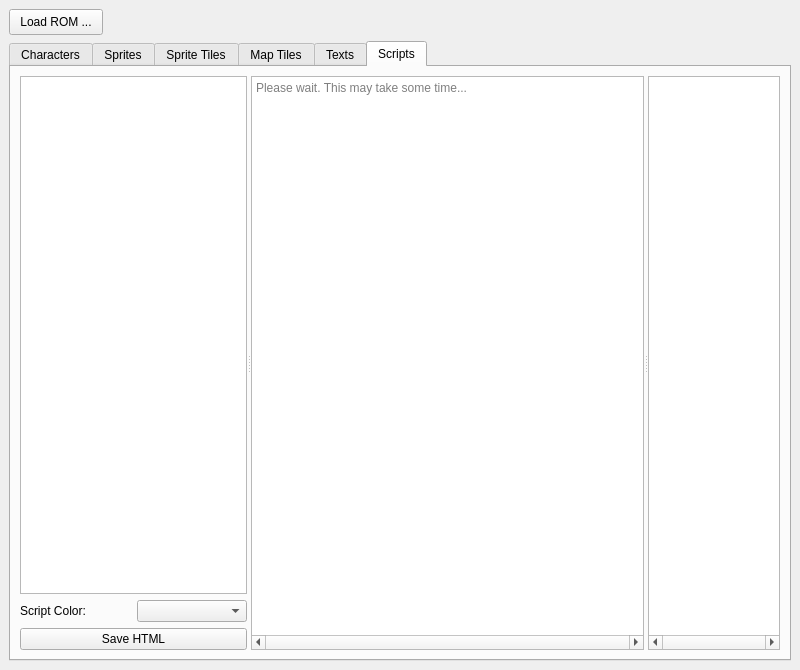
Above: mainwindow.ui from black-sliver/SoETilesViewer before the change. Below: the same form after it.
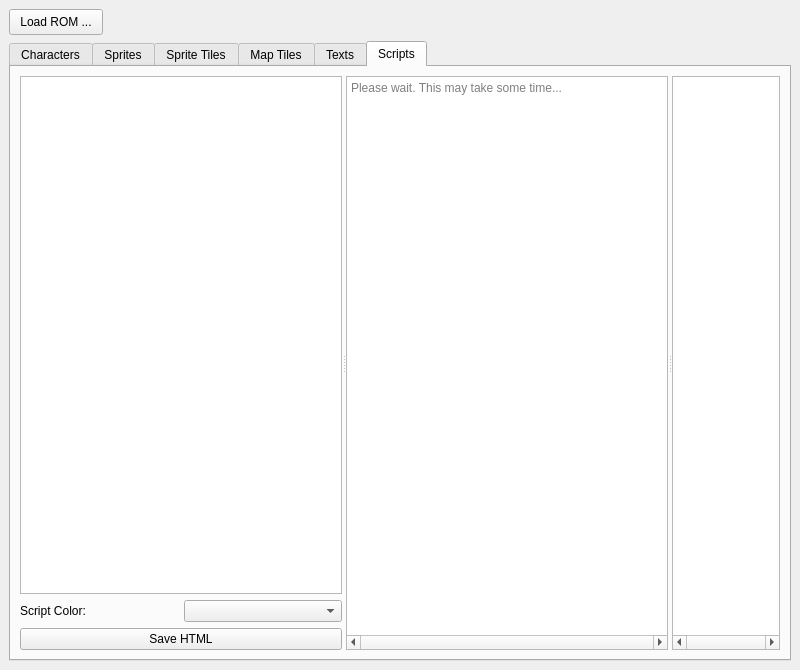
That is the form after the change. The open tabs and pages were chosen to show the change. Icons and pictures are not drawn. Custom widgets are drawn as their Qt base class.

```diff
--- a/mainwindow.ui
+++ b/mainwindow.ui
@@ -1517,7 +1517,7 @@
                </sizepolicy>
               </property>
               <property name="sizeAdjustPolicy">
-               <enum>QAbstractScrollArea::AdjustToContents</enum>
+               <enum>QAbstractScrollArea::AdjustIgnored</enum>
               </property>
              </widget>
             </item>
```
